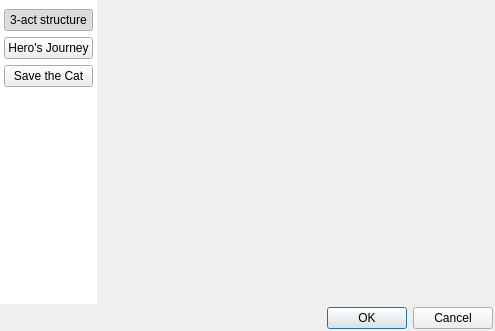
Above: ui/story_structure_selector_dialog.ui from zkovari/plotlyst before the change. Below: the same form after it.
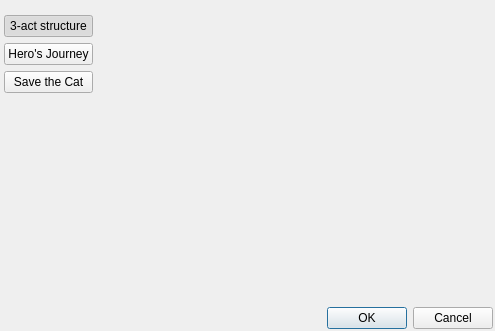
That is the form after the change.

Commit message: Story structure customization

Diff of the .ui file:
```diff
--- a/ui/story_structure_selector_dialog.ui
+++ b/ui/story_structure_selector_dialog.ui
@@ -32,14 +32,15 @@
    <item>
     <layout class="QHBoxLayout" name="horizontalLayout">
      <property name="spacing">
-      <number>2</number>
+      <number>0</number>
+     </property>
+     <property name="topMargin">
+      <number>0</number>
      </property>
      <item>
       <widget class="QWidget" name="wdgTypesContainer" native="true">
-       <property name="styleSheet">
-        <string notr="true">#wdgTypesContainer {
-	background-color: rgb(255, 255, 255);
-}</string>
+       <property name="relaxed-white-bg" stdset="0">
+        <bool>true</bool>
        </property>
        <layout class="QVBoxLayout" name="verticalLayout">
         <property name="spacing">
@@ -48,6 +49,9 @@
         <property name="leftMargin">
          <number>4</number>
         </property>
+        <property name="topMargin">
+         <number>15</number>
+        </property>
         <property name="rightMargin">
          <number>4</number>
         </property>
@@ -153,7 +157,7 @@
           <number>0</number>
          </property>
          <property name="topMargin">
-          <number>0</number>
+          <number>9</number>
          </property>
          <property name="rightMargin">
           <number>0</number>
```
Left out of the diff: 13 changed lines with no effect on the pictures. The commit also changes 2 other files.
